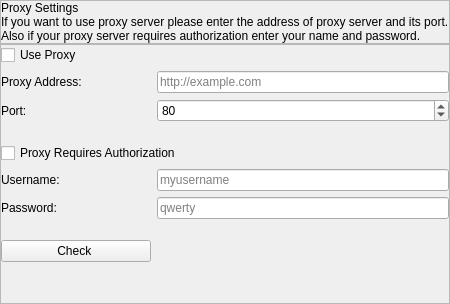
Before: the Qt Designer form seospider/ui/proxy_settings_widget.ui in andrascii/RiveSolutions_SEO_Spider, drawn with Qt 5.
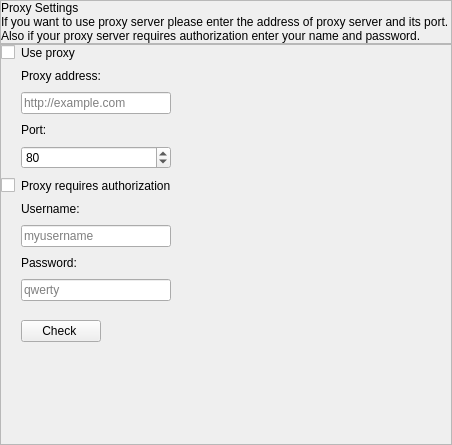
After: the same form once the commit is applied.

Diff of the .ui file:
```diff
--- a/seospider/ui/proxy_settings_widget.ui
+++ b/seospider/ui/proxy_settings_widget.ui
@@ -6,8 +6,8 @@
    <rect>
     <x>0</x>
     <y>0</y>
-    <width>436</width>
-    <height>304</height>
+    <width>452</width>
+    <height>445</height>
    </rect>
   </property>
   <property name="windowTitle">
@@ -77,8 +77,10 @@
         <item>
          <widget class="QLabel" name="text">
           <property name="text">
-           <string>If you want to use proxy server please enter the address of proxy server and its port.
-Also if your proxy server requires authorization enter your name and password.</string>
+           <string>If you want to use proxy server please enter the address of proxy server and its port. Also if your proxy server requires authorization enter your name and password.</string>
+          </property>
+          <property name="wordWrap">
+           <bool>true</bool>
           </property>
          </widget>
         </item>
@@ -96,9 +98,6 @@
       <enum>QFrame::Raised</enum>
      </property>
      <layout class="QVBoxLayout" name="verticalLayout">
-      <property name="spacing">
-       <number>6</number>
-      </property>
       <property name="leftMargin">
        <number>0</number>
       </property>
@@ -113,107 +112,13 @@
       </property>
       <item>
        <layout class="QGridLayout" name="gridLayout">
-        <item row="3" column="0" colspan="2">
-         <spacer name="horizontalSpacer_2">
-          <property name="orientation">
-           <enum>Qt::Horizontal</enum>
-          </property>
-          <property name="sizeType">
-           <enum>QSizePolicy::Fixed</enum>
-          </property>
-          <property name="sizeHint" stdset="0">
-           <size>
-            <width>150</width>
-            <height>15</height>
-           </size>
-          </property>
-         </spacer>
-        </item>
-        <item row="5" column="0" colspan="2">
-         <widget class="QLabel" name="label_3">
-          <property name="text">
-           <string>Username:</string>
-          </property>
-         </widget>
-        </item>
-        <item row="6" column="0" colspan="2">
-         <widget class="QLabel" name="label_4">
-          <property name="text">
-           <string>Password:</string>
-          </property>
-         </widget>
-        </item>
-        <item row="9" column="0" colspan="2">
-         <spacer name="verticalSpacer_2">
-          <property name="orientation">
-           <enum>Qt::Vertical</enum>
-          </property>
-          <property name="sizeHint" stdset="0">
-           <size>
-            <width>20</width>
-            <height>40</height>
-           </size>
-          </property>
-         </spacer>
-        </item>
-        <item row="0" column="0" colspan="3">
-         <widget class="QCheckBox" name="useProxyCheckBox">
-          <property name="text">
-           <string>Use Proxy</string>
-          </property>
-          <property name="controlKey" stdset="0">
-           <string notr="true">useProxy</string>
-          </property>
-         </widget>
-        </item>
-        <item row="1" column="0" colspan="2">
-         <widget class="QLabel" name="label">
-          <property name="text">
-           <string>Proxy Address:</string>
-          </property>
-         </widget>
-        </item>
-        <item row="2" column="0" colspan="2">
-         <widget class="QLabel" name="label_2">
-          <property name="text">
-           <string>Port:</string>
-          </property>
-         </widget>
-        </item>
-        <item row="7" column="0" colspan="3">
-         <spacer name="horizontalSpacer_3">
-          <property name="orientation">
-           <enum>Qt::Horizontal</enum>
-          </property>
-          <property name="sizeHint" stdset="0">
-           <size>
-            <width>40</width>
-            <height>15</height>
-           </size>
-          </property>
-         </spacer>
-        </item>
-        <item row="6" column="2">
-         <widget class="QLineEdit" name="passwordLineEdit">
-          <property name="placeholderText">
-           <string notr="true">qwerty</string>
-          </property>
-          <property name="controlKey" stdset="0">
-           <string notr="true">proxyPassword</string>
-          </property>
-         </widget>
-        </item>
-        <item row="5" column="2">
-         <widget class="QLineEdit" name="usernameLineEdit">
-          <property name="placeholderText">
-           <string notr="true">myusername</string>
-          </property>
-          <property name="controlKey" stdset="0">
-           <string notr="true">proxyUsername</string>
-          </property>
-         </widget>
-        </item>
-        <item row="1" column="2">
+        <property name="horizontalSpacing">
+         <number>6</number>
+        </property>
+        <property name="verticalSpacing">
+         <number>9</number>
+        </property>
+        <item row="2" column="1" colspan="2">
          <widget class="QLineEdit" name="proxyAddressLineEdit">
           <property name="focusPolicy">
            <enum>Qt::StrongFocus</enum>
@@ -226,8 +131,21 @@
           </property>
          </widget>
         </item>
-        <item row="4" column="0" colspan="3">
+        <item row="11" column="1">
+         <widget class="QPushButton" name="pushButton">
+          <property name="text">
+           <string>Check </string>
+          </property>
+         </widget>
+        </item>
+        <item row="5" column="0">
          <widget class="QCheckBox" name="proxyNeedAuthorizationCheckBox">
+          <property name="sizePolicy">
+           <sizepolicy hsizetype="Minimum" vsizetype="Fixed">
+            <horstretch>0</horstretch>
+            <verstretch>0</verstretch>
+           </sizepolicy>
+          </property>
           <property name="font">
            <font>
             <weight>50</weight>
@@ -235,14 +153,101 @@
            </font>
           </property>
           <property name="text">
-           <string>Proxy Requires Authorization</string>
+           <string/>
           </property>
           <property name="controlKey" stdset="0">
            <string notr="true">proxyNeedAuthorization</string>
           </property>
          </widget>
         </item>
-        <item row="2" column="2">
+        <item row="3" column="1" colspan="2">
+         <widget class="QLabel" name="label_2">
+          <property name="text">
+           <string>Port:</string>
+          </property>
+         </widget>
+        </item>
+        <item row="6" column="1" colspan="2">
+         <widget class="QLabel" name="label_3">
+          <property name="text">
+           <string>Username:</string>
+          </property>
+         </widget>
+        </item>
+        <item row="8" column="1" colspan="2">
+         <widget class="QLabel" name="label_4">
+          <property name="text">
+           <string>Password:</string>
+          </property>
+         </widget>
+        </item>
+        <item row="5" column="1" colspan="2">
+         <widget class="QLabel" name="proxyRequiresAuthorizationLabel">
+          <property name="text">
+           <string>Proxy requires authorization</string>
+          </property>
+          <property name="buddy">
+           <cstring>proxyNeedAuthorizationCheckBox</cstring>
+          </property>
+         </widget>
+        </item>
+        <item row="9" column="1" colspan="2">
+         <widget class="QLineEdit" name="passwordLineEdit">
+          <property name="echoMode">
+           <enum>QLineEdit::Password</enum>
+          </property>
+          <property name="placeholderText">
+           <string notr="true">qwerty</string>
+          </property>
+          <property name="controlKey" stdset="0">
+           <string notr="true">proxyPassword</string>
+          </property>
+         </widget>
+        </item>
+        <item row="0" column="0">
+         <widget class="QCheckBox" name="useProxyCheckBox">
+          <property name="sizePolicy">
+           <sizepolicy hsizetype="Minimum" vsizetype="Fixed">
+            <horstretch>0</horstretch>
+            <verstretch>0</verstretch>
+           </sizepolicy>
+          </property>
+          <property name="text">
+           <string/>
+          </property>
+          <property name="controlKey" stdset="0">
+           <string notr="true">useProxy</string>
+          </property>
+         </widget>
+        </item>
+        <item row="7" column="1" colspan="2">
+         <widget class="QLineEdit" name="usernameLineEdit">
+          <property name="placeholderText">
+           <string notr="true">myusername</string>
+          </property>
+          <property name="controlKey" stdset="0">
+           <string notr="true">proxyUsername</string>
+          </property>
+         </widget>
+        </item>
+        <item row="0" column="1" colspan="2">
+         <widget class="QLabel" name="useProxyLabel">
+          <property name="text">
+           <string>Use proxy</string>
+          </property>
+          <property name="buddy">
+           <cstring>useProxyCheckBox</cstring>
+          </property>
+         </widget>
+        </item>
+        <item row="1" column="1" colspan="2">
+         <widget class="QLabel" name="label">
+          <property name="text">
+           <string>Proxy address:</string>
+          </property>
+         </widget>
+        </item>
+        <item row="4" column="1" colspan="2">
          <widget class="QSpinBox" name="portSpinBox">
           <property name="maximum">
            <number>999999999</number>
@@ -255,12 +260,44 @@
           </property>
          </widget>
         </item>
-        <item row="8" column="0" colspan="2">
-         <widget class="QPushButton" name="pushButton">
-          <property name="text">
-           <string>Check </string>
+        <item row="12" column="1" colspan="2">
+         <spacer name="verticalSpacer_2">
+          <property name="orientation">
+           <enum>Qt::Vertical</enum>
           </property>
-         </widget>
+          <property name="sizeHint" stdset="0">
+           <size>
+            <width>20</width>
+            <height>40</height>
+           </size>
+          </property>
+         </spacer>
+        </item>
+        <item row="1" column="3">
+         <spacer name="horizontalSpacer_3">
+          <property name="orientation">
+           <enum>Qt::Horizontal</enum>
+          </property>
+          <property name="sizeHint" stdset="0">
+           <size>
+            <width>40</width>
+            <height>10</height>
+           </size>
+          </property>
+         </spacer>
+        </item>
+        <item row="10" column="0" colspan="4">
+         <spacer name="horizontalSpacer">
+          <property name="orientation">
+           <enum>Qt::Horizontal</enum>
+          </property>
+          <property name="sizeHint" stdset="0">
+           <size>
+            <width>40</width>
+            <height>10</height>
+           </size>
+          </property>
+         </spacer>
         </item>
        </layout>
       </item>
```
Left out of the diff: 36 changed lines with no effect on the pictures.
